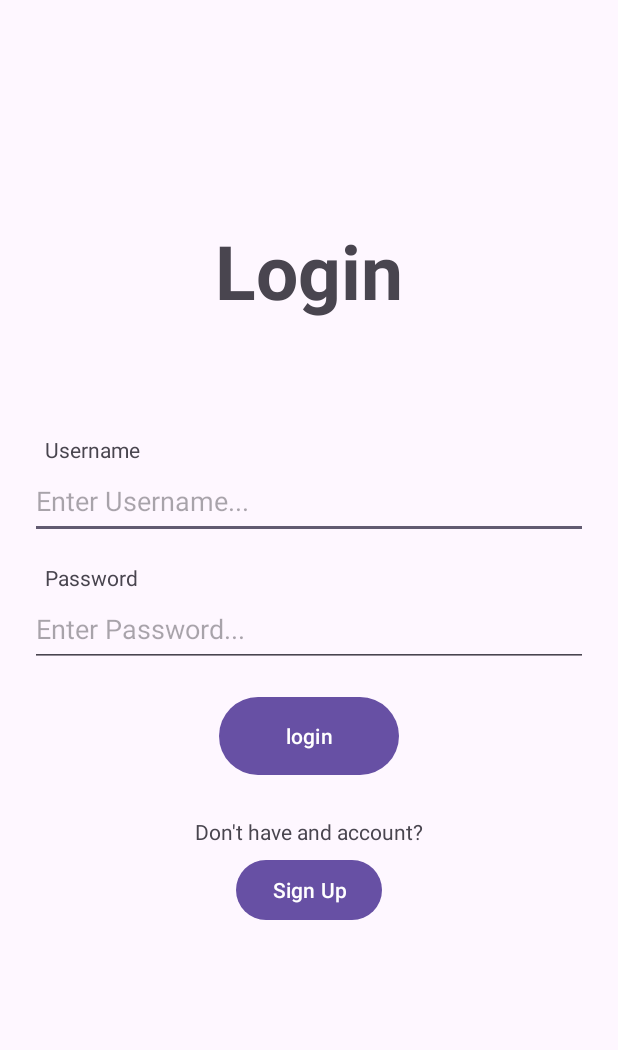
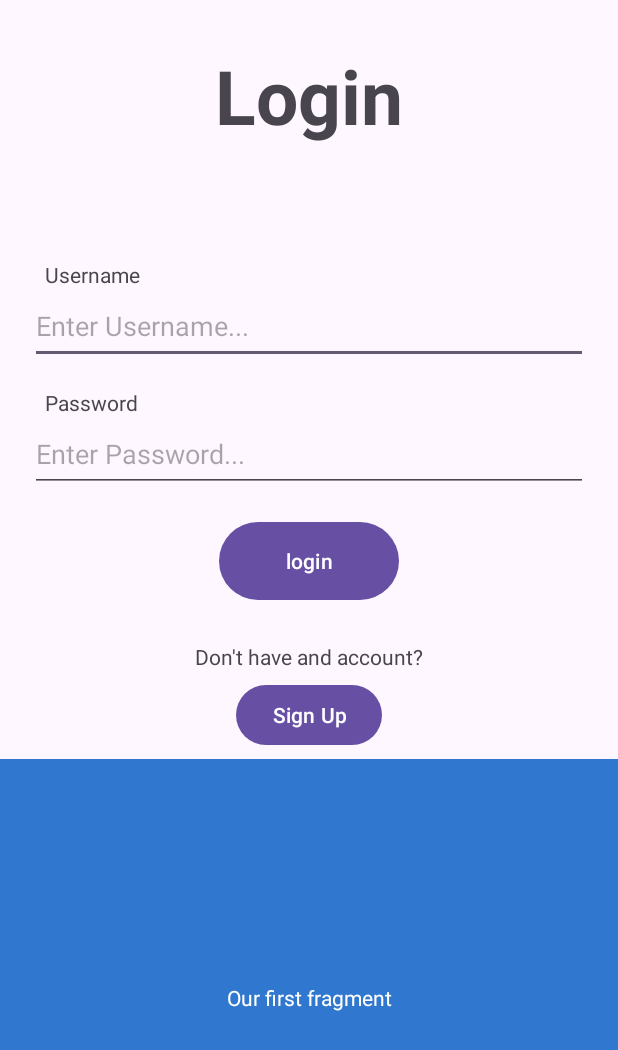
Before and after one commit to ahmet8zer/Music-Sharing-App, an Android app: the screen it shows after launch (MainActivity), on a phone screen of 412 x 824 dp. Shown: the top 1050 px of the screen. Run offline under Robolectric (Android 15) with nearby library versions, the phone set to English and light mode, and no system bars.

Commit message:
Added a basic fragment

```diff
--- /dev/null
+++ b/MusicSharing/app/src/main/java/com/example/musicsharing/FirstFragment.java
@@ -0,0 +1,64 @@
+package com.example.musicsharing;
+
+import android.os.Bundle;
+
+import androidx.fragment.app.Fragment;
+
+import android.view.LayoutInflater;
+import android.view.View;
+import android.view.ViewGroup;
+
+/**
+ * A simple {@link Fragment} subclass.
+ * Use the {@link FirstFragment#newInstance} factory method to
+ * create an instance of this fragment.
+ */
+public class FirstFragment extends Fragment {
+
+    // TODO: Rename parameter arguments, choose names that match
+    // the fragment initialization parameters, e.g. ARG_ITEM_NUMBER
+    private static final String ARG_PARAM1 = "param1";
+    private static final String ARG_PARAM2 = "param2";
+
+    // TODO: Rename and change types of parameters
+    private String mParam1;
+    private String mParam2;
+
+    public FirstFragment() {
+        // Required empty public constructor
+    }
+
+    /**
+     * Use this factory method to create a new instance of
+     * this fragment using the provided parameters.
+     *
+     * @param param1 Parameter 1.
+     * @param param2 Parameter 2.
+     * @return A new instance of fragment FirstFragment.
+     */
+    // TODO: Rename and change types and number of parameters
+    public static FirstFragment newInstance(String param1, String param2) {
+        FirstFragment fragment = new FirstFragment();
+        Bundle args = new Bundle();
+        args.putString(ARG_PARAM1, param1);
+        args.putString(ARG_PARAM2, param2);
+        fragment.setArguments(args);
+        return fragment;
+    }
+
+    @Override
+    public void onCreate(Bundle savedInstanceState) {
+        super.onCreate(savedInstanceState);
+        if (getArguments() != null) {
+            mParam1 = getArguments().getString(ARG_PARAM1);
+            mParam2 = getArguments().getString(ARG_PARAM2);
+        }
+    }
+
+    @Override
+    public View onCreateView(LayoutInflater inflater, ViewGroup container,
+                             Bundle savedInstanceState) {
+        // Inflate the layout for this fragment
+        return inflater.inflate(R.layout.fragment_first, container, false);
+    }
+}
--- a/MusicSharing/app/src/main/res/layout/activity_main.xml
+++ b/MusicSharing/app/src/main/res/layout/activity_main.xml
@@ -1,40 +1,42 @@
 <?xml version="1.0" encoding="utf-8"?>
 <LinearLayout xmlns:android="http://schemas.android.com/apk/res/android"
+    xmlns:tools="http://schemas.android.com/tools"
     android:layout_width="match_parent"
     android:layout_height="match_parent"
     android:gravity="center"
-    android:orientation="vertical" >
+    android:orientation="vertical">
+
 
     <TextView
         android:layout_width="wrap_content"
         android:layout_height="wrap_content"
+        android:layout_marginTop="30dp"
         android:paddingBottom="76dp"
-        android:layout_marginTop="-60dp"
+        android:text="@string/login_text"
         android:textSize="50sp"
-        android:textStyle="bold"
-        android:text="@string/login_text" />
+        android:textStyle="bold" />
 
     <LinearLayout
         android:layout_width="match_parent"
         android:layout_height="wrap_content"
-        android:orientation="vertical" >
+        android:orientation="vertical">
 
         <TextView
             android:layout_width="wrap_content"
             android:layout_height="wrap_content"
+            android:layout_gravity="start"
             android:paddingLeft="30dp"
-            android:layout_gravity="start"
             android:text="@string/username_text" />
 
         <EditText
+            android:id="@+id/username_field"
             android:layout_width="match_parent"
             android:layout_height="50dp"
-            android:hint="@string/username_hint"
-            android:id="@+id/username_field"
-            android:inputType="text"
             android:layout_marginLeft="20dp"
             android:layout_marginRight="20dp"
-            android:layout_marginBottom="16dp"/>
+            android:layout_marginBottom="16dp"
+            android:hint="@string/username_hint"
+            android:inputType="text" />
 
         <TextView
             android:layout_width="wrap_content"
@@ -43,14 +45,14 @@
             android:text="@string/password_text" />
 
         <EditText
+            android:id="@+id/password_field"
             android:layout_width="match_parent"
             android:layout_height="50dp"
-            android:hint="@string/password_hint"
-            android:id="@+id/password_field"
-            android:inputType="textPassword"
             android:layout_marginLeft="20dp"
             android:layout_marginRight="20dp"
-            android:layout_marginBottom="16dp"/>
+            android:layout_marginBottom="16dp"
+            android:hint="@string/password_hint"
+            android:inputType="textPassword" />
 
 
         <LinearLayout
@@ -59,19 +61,18 @@
             android:gravity="center">
 
             <Button
+                android:id="@+id/login_button"
                 android:layout_width="120dp"
                 android:layout_height="60dp"
-                android:id="@+id/login_button"
                 android:text="@string/login_button" />
-        </LinearLayout>
-
         </LinearLayout>
 
         <LinearLayout
             android:layout_width="match_parent"
             android:layout_height="wrap_content"
             android:gravity="center"
-        android:orientation="vertical" >
+            android:orientation="vertical"
+            android:paddingBottom="5dp">
 
             <TextView
                 android:layout_width="wrap_content"
@@ -81,12 +82,21 @@
                 android:text="@string/signup_text" />
 
             <Button
+                android:id="@+id/signup_button"
                 android:layout_width="wrap_content"
                 android:layout_height="wrap_content"
-            android:id="@+id/signup_button"
                 android:text="@string/signup_button" />
 
         </LinearLayout>
 
+    </LinearLayout>
+
+    <androidx.fragment.app.FragmentContainerView
+        android:id="@+id/first_fragment"
+        android:name="com.example.musicsharing.FirstFragment"
+        android:layout_width="match_parent"
+        android:layout_height="match_parent"
+        tools:layout="@layout/fragment_first" />
+
 
 </LinearLayout>
--- /dev/null
+++ b/MusicSharing/app/src/main/res/layout/fragment_first.xml
@@ -0,0 +1,22 @@
+<?xml version="1.0" encoding="utf-8"?>
+<FrameLayout xmlns:android="http://schemas.android.com/apk/res/android"
+    xmlns:tools="http://schemas.android.com/tools"
+    android:layout_width="match_parent"
+    android:layout_height="match_parent"
+    tools:context=".FirstFragment">
+
+    <!-- TODO: Update blank fragment layout -->
+    <LinearLayout
+        android:layout_width="match_parent"
+        android:layout_height="match_parent">
+
+        <TextView
+            android:layout_width="match_parent"
+            android:layout_height="match_parent"
+            android:background="#3078CF"
+            android:gravity="center"
+            android:text="@string/first_fragment"
+            android:textAlignment="center"
+            android:textColor="@color/white" />
+    </LinearLayout>
+</FrameLayout>
--- a/MusicSharing/app/src/main/res/values/strings.xml
+++ b/MusicSharing/app/src/main/res/values/strings.xml
@@ -8,4 +8,6 @@
     <string name="login_button">login</string>
     <string name="signup_text">Don\'t have and account?</string>
     <string name="signup_button">Sign Up</string>
+    <!-- TODO: Remove or change this placeholder text -->
+    <string name="first_fragment">Our first fragment</string>
 </resources>
```
Lines whose indentation alone changed are shown as unchanged.
